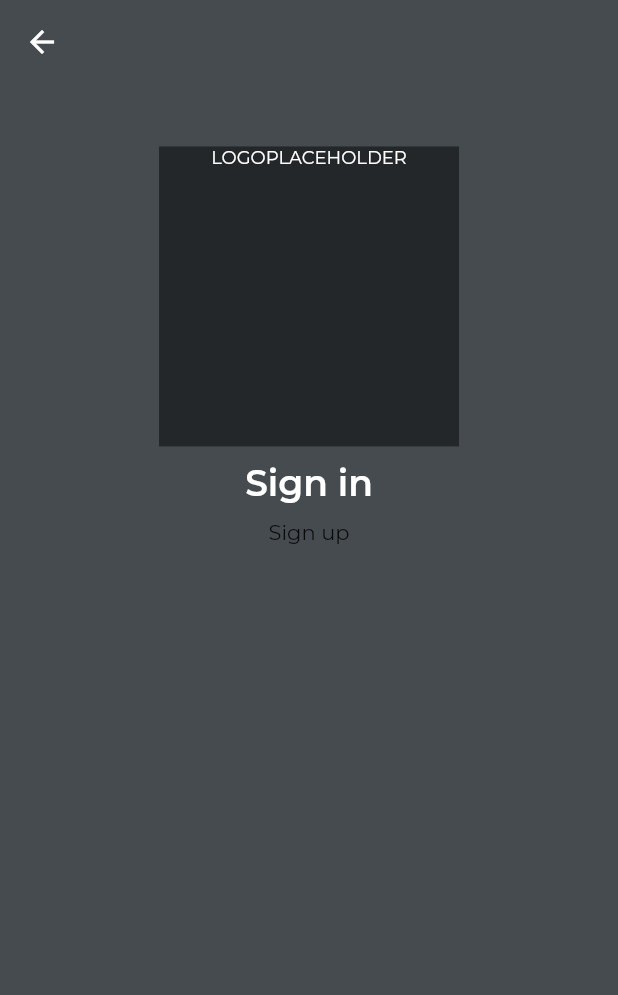
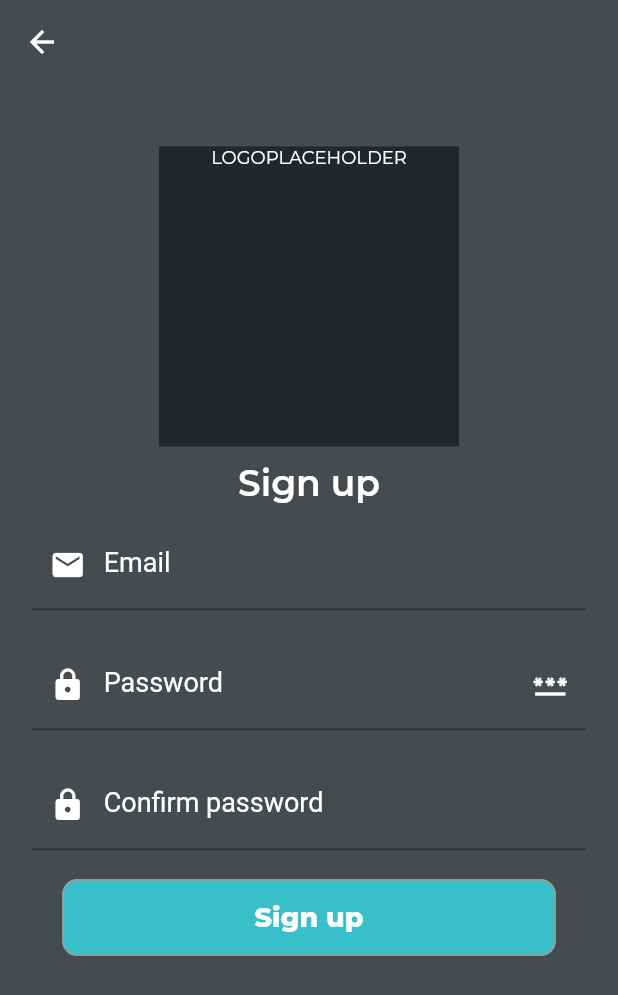
Before and after one commit to JulianGerman/B_ball, a Flutter app: the screen it shows after launch, after a tap on "Sign in", after a tap on "Create New Account", on a phone screen of 412 x 824 dp. Shown: the top 995 px of the screen. Run offline on Flutter 3.47's test engine with Material 2 defaults, Android fonts, the phone set to English and light mode, and no system bars; our stand-ins replace bloc, cloud_firestore, equatable, firebase_auth, firebase_core, flutter_bloc and 6 more; accounts and stored records are empty; generated files the repository leaves out were written again.

Commit message:
Add base of sign up page and logic

```diff
--- a/lib/constants/texts.dart
+++ b/lib/constants/texts.dart
@@ -19,4 +19,5 @@ class Texts {
   static const String sendPasswordResetEmail = 'Send password\'s reset e-mail';
   static const String pleaseEnterYourEmailAddress =
       'Please enter Your Email Address to receive a password\'s reset e-mail.';
+  static const String confirmPassword = 'Confirm password';
 }
--- a/lib/core/bloc_wrapper.dart
+++ b/lib/core/bloc_wrapper.dart
@@ -3,6 +3,7 @@ import 'package:b_ball/injector.dart';
 import 'package:b_ball/repositories/auth_repository.dart';
 import 'package:b_ball/ui/pages/password_reset_page/cubit/password_reset_cubit.dart';
 import 'package:b_ball/ui/pages/signin_page/signin_cubit/sign_in_cubit.dart';
+import 'package:b_ball/ui/pages/signup_page/signup_cubit/sign_up_cubit.dart';
 import 'package:flutter/material.dart';
 import 'package:flutter_bloc/flutter_bloc.dart';
 
@@ -32,6 +33,9 @@ class BlocWrapper extends StatelessWidget {
             BlocProvider(
               create: (context) => getIt.get<PasswordResetCubit>(),
             ),
+            BlocProvider(
+              create: (context) => getIt.get<SignUpCubit>(),
+            )
           ],
           child: child,
         ));
--- a/lib/main.dart
+++ b/lib/main.dart
@@ -33,6 +33,7 @@ class MyApp extends StatelessWidget {
         builder: ((context, child) => child!),
         child: MaterialApp(
           title: 'Bball',
+          debugShowCheckedModeBanner: false,
           theme: CustomThemeData.theme,
           home: const SplashPage(),
           routes: {
--- a/lib/ui/pages/signin_page/widgets/social_login_row.dart
+++ b/lib/ui/pages/signin_page/widgets/social_login_row.dart
@@ -12,7 +12,7 @@ class SocialLoginRow extends StatelessWidget {
     return Row(
       mainAxisAlignment: MainAxisAlignment.spaceEvenly,
       children: [
-        //TODO: Add google, fb, github signIn
+        //TODO: Add fb, github signIn
         _buildButton(
           SocialLoginButtonType.google,
           () => context.read<SignInCubit>().signInWithGoogle(),
--- a/lib/ui/pages/signup_page/signup_page.dart
+++ b/lib/ui/pages/signup_page/signup_page.dart
@@ -31,28 +31,14 @@ class SignUpPage extends StatelessWidget {
                 ),
                 SizedBox(height: 10.h),
                 const Text(
-                  Texts.signIn,
+                  Texts.signUp,
                   style: CustomTypography.textStyleH2,
                 ),
                 SizedBox(height: 10.h),
-                _buildSignUpForm(),
+                SignUpForm(),
               ],
             ),
           ),
         ));
   }
-
-  Padding _buildSignUpForm() {
-    return Padding(
-      padding: EdgeInsets.symmetric(horizontal: 20.w),
-      child: Column(
-        children: [
-          SignUpForm(),
-          SizedBox(height: 15.h),
-          SizedBox(height: 15.h),
-          SizedBox(height: 15.h),
-        ],
-      ),
-    );
-  }
 }
--- a/lib/ui/pages/signup_page/widgets/sitgnup_form.dart
+++ b/lib/ui/pages/signup_page/widgets/sitgnup_form.dart
@@ -1,5 +1,13 @@
+import 'dart:developer';
+
+import 'package:b_ball/config/colors.dart';
 import 'package:b_ball/constants/texts.dart';
+import 'package:b_ball/ui/global_widgets/custom_elevated_button.dart';
+import 'package:b_ball/ui/pages/signup_page/signup_cubit/sign_up_cubit.dart';
 import 'package:flutter/material.dart';
+import 'package:flutter_bloc/flutter_bloc.dart';
+import 'package:flutter_screenutil/flutter_screenutil.dart';
+import 'package:validators/validators.dart';
 
 class SignUpForm extends StatefulWidget {
   const SignUpForm({Key? key}) : super(key: key);
@@ -9,10 +17,132 @@ class SignUpForm extends StatefulWidget {
 }
 
 class _SignUpFormState extends State<SignUpForm> {
+  final GlobalKey<FormState> _formKey = GlobalKey<FormState>();
+  AutovalidateMode _autovalidateMode = AutovalidateMode.disabled;
+
+  // TextFields:
+  String? _email;
+  String? _password;
+  bool _obscurePassword = true;
+
   @override
   Widget build(BuildContext context) {
-    return Form(
-      child: Text(Texts.signUp),
+    return BlocConsumer<SignUpCubit, SignUpState>(
+      listener: (context, state) {
+        // if (state.s == SigningStatus.error) {
+        //   errorDialog(context, state.customError);
+        // }
+      },
+      builder: (context, state) {
+        return Padding(
+          padding: EdgeInsets.symmetric(horizontal: 20.w),
+          child: Form(
+            key: _formKey,
+            autovalidateMode: _autovalidateMode,
+            child: Column(
+              children: [
+                TextFormField(
+                  keyboardType: TextInputType.emailAddress,
+                  autocorrect: false,
+                  decoration: const InputDecoration(
+                    labelText: Texts.email,
+                    prefixIcon: Icon(Icons.email),
+                  ),
+                  validator: (String? value) {
+                    if (value == null || value.trim().isEmpty) {
+                      return Texts.emailRequired;
+                    }
+                    if (!isEmail(value.trim())) {
+                      return Texts.emailValidationError;
+                    }
+                    return null;
+                  },
+                  onSaved: (String? value) {
+                    _email = value;
+                  },
+                ),
+                SizedBox(height: 20.h),
+                TextFormField(
+                  obscureText: _obscurePassword,
+                  autocorrect: false,
+                  decoration: InputDecoration(
+                      labelText: Texts.password,
+                      prefixIcon: const Icon(Icons.lock),
+                      suffixIcon: IconButton(
+                        onPressed: (() {
+                          _obscurePassword = !_obscurePassword;
+                          if (mounted) setState(() {});
+                        }),
+                        icon: Icon(
+                          _obscurePassword
+                              ? Icons.password
+                              : Icons.remove_red_eye,
+                          color: CustomColors.white,
+                        ),
+                        splashColor: Colors.transparent,
+                      )),
+                  validator: (String? value) {
+                    if (value == null || value.trim().isEmpty) {
+                      return Texts.passwordRequired;
+                    }
+                    if (value.trim().length < 6) {
+                      return Texts.passwordValidationError;
+                    }
+                    return null;
+                  },
+                  onSaved: (String? value) {
+                    _password = value;
+                  },
+                ),
+                SizedBox(height: 20.h),
+                TextFormField(
+                  obscureText: _obscurePassword,
+                  autocorrect: false,
+                  decoration: InputDecoration(
+                    labelText: Texts.confirmPassword,
+                    prefixIcon: const Icon(Icons.lock),
+                  ),
+                  validator: (String? value) {
+                    if (value == null || value.trim().isEmpty) {
+                      return Texts.passwordRequired;
+                    }
+                    if (value.trim().length < 6) {
+                      return Texts.passwordValidationError;
+                    }
+                    if (value.trim() != _password) {
+                      return 'niedziala';
+                    }
+                    return null;
+                  },
+                ),
+                SizedBox(height: 20.h),
+                CustomEleveatedButton(
+                  // onPressed: state.signingStatus == SigningStatus.submitting
+                  //     ? null
+                  //     : _submit,
+                  onPressed: _submit,
+                  content: Texts.signUp,
+                ),
+                SizedBox(height: 20.h),
+              ],
+            ),
+          ),
+        );
+      },
     );
   }
+
+  void _submit() {
+    print(_password);
+    _autovalidateMode = AutovalidateMode.always;
+    if (mounted) setState(() {});
+
+    final form = _formKey.currentState;
+    if (form == null || !form.validate()) return;
+
+    form.save();
+
+    // context.read<SignUpCubit>().signIn(email: _email!, password: _password!);
+    log('email: $_email, password: $_password');
+  }
 }
--- a/lib/ui/pages/splash_page/splash_page.dart
+++ b/lib/ui/pages/splash_page/splash_page.dart
@@ -1,4 +1,5 @@
 import 'package:b_ball/core/auth_bloc/auth_bloc.dart';
+import 'package:b_ball/ui/pages/home_page/home_page.dart';
 import 'package:b_ball/ui/pages/signin_page/signin_page.dart';
 import 'package:flutter/material.dart';
 import 'package:flutter_bloc/flutter_bloc.dart';
@@ -30,7 +31,7 @@ class _SplashPageState extends State<SplashPage>
                 : false;
           });
         } else if (state.authStatus == AuthStatus.authenticated) {
-          Navigator.pushNamed(context, SignInPage.routeName);
+          Navigator.pushNamed(context, HomePage.routeName);
         }
       },
       builder: (context, state) {
```
